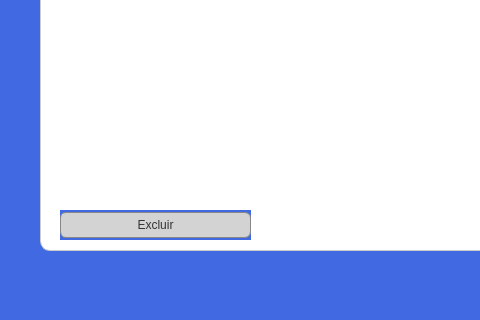
First picture: the form in fm_pesquisacontatos.ui, repository matheuspx/contact-manage, before the edit; both pictures show x 0 to 480 and y 280 to 600 of the 760 by 600 pixel window.
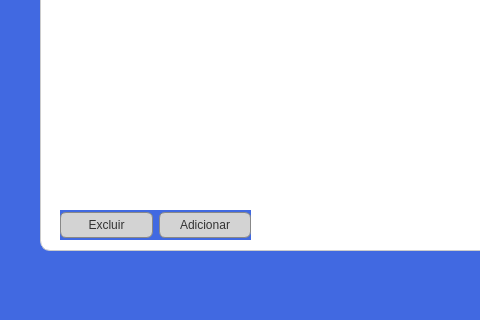
Second picture: the form after the edit.

What changed in the file:
```diff
--- a/fm_pesquisacontatos.ui
+++ b/fm_pesquisacontatos.ui
@@ -86,6 +86,20 @@
        </property>
       </widget>
      </item>
+     <item>
+      <widget class="QPushButton" name="pb_editar">
+       <property name="styleSheet">
+        <string notr="true"> border: 1px solid #888888; 
+       border-radius: 6px;
+       padding: 5px;
+       background-color: #d3d3d3;
+      color: #333333;</string>
+       </property>
+       <property name="text">
+        <string>Adicionar</string>
+       </property>
+      </widget>
+     </item>
     </layout>
    </widget>
    <widget class="QWidget" name="layoutWidget">
```
